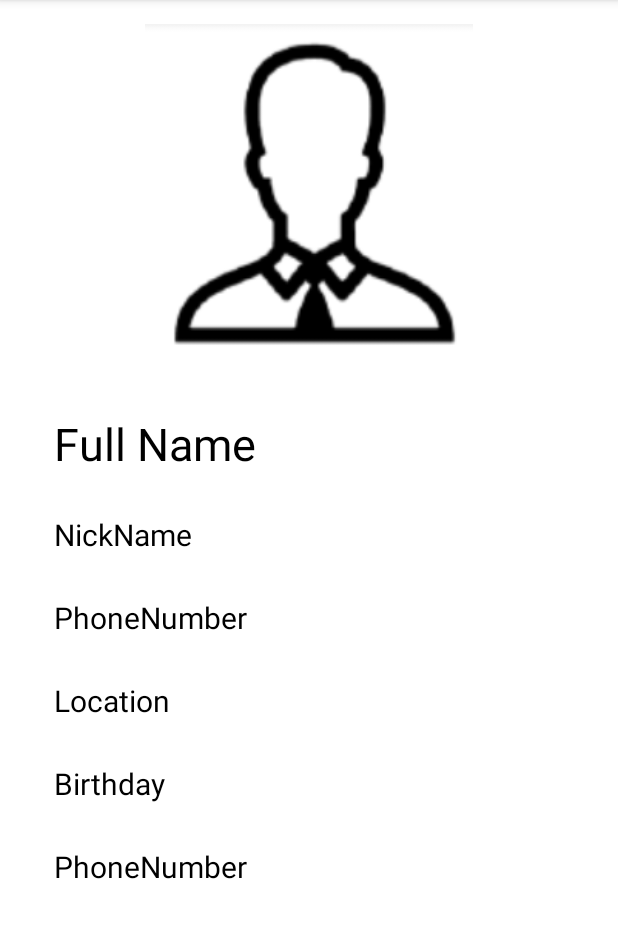
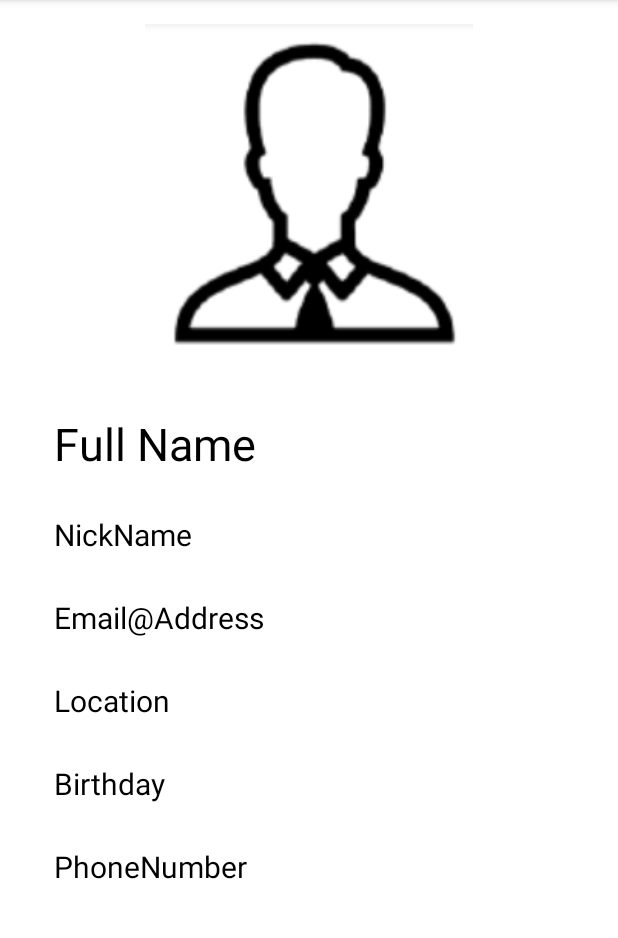
Before and after one commit to JuanPabloLoCoco/car-pooling, an Android app: the screen it shows after launch (ShowProfileActivity), on a phone screen of 412 x 824 dp, the part 84-1022 px from its top. Run offline under Robolectric (Android 15) with nearby library versions, the phone set to English and light mode, and no system bars.

Commit message:
ADD - ex 7. Write and read shared preferences

```diff
--- a/app/src/main/java/it/polito/s287288/showprofileactivity/ShowProfileActivity.kt
+++ b/app/src/main/java/it/polito/s287288/showprofileactivity/ShowProfileActivity.kt
@@ -1,5 +1,6 @@
 package it.polito.s287288.showprofileactivity
 
+import android.content.Context
 import android.content.Intent
 import android.media.Image
 import android.net.Uri
@@ -21,13 +22,15 @@ class ShowProfileActivity : AppCompatActivity() {
     override fun onCreate(savedInstanceState: Bundle?) {
         super.onCreate(savedInstanceState)
         setContentView(R.layout.profile_layout)
+
+
         //image.setImageResource(R.drawable.default_image)
 
         // Instantiate each variable
 
         imageUri = ""
-
-    //name.text = "Song Tailai"
+        readSharedPreferences();
+        //name.text = "Song Tailai"
         //nickname.text = "Song's nickname"
         //email.text = "s287288@polito.it"
         //location.text = "Torino Politecnico"
@@ -127,4 +130,22 @@ class ShowProfileActivity : AppCompatActivity() {
         }
         super.onActivityResult(requestCode, resultCode, data)
     }
+
+    private fun readSharedPreferences () {
+        val sharedPreferences = this?.getSharedPreferences(getString(R.string.preference_file_key), Context.MODE_PRIVATE);
+
+        val fullName = sharedPreferences.getString(getString(R.string.KeyFullName), getString(R.string.fullName))
+        val nickname = sharedPreferences.getString(getString(R.string.KeyNickName), getString(R.string.nickName))
+        val email = sharedPreferences.getString(getString(R.string.KeyEmail), getString(R.string.email))
+        val location = sharedPreferences.getString(getString(R.string.KeyLocation), getString(R.string.location))
+        val phoneNumber = sharedPreferences.getString(getString(R.string.KeyPhoneNumber), getString(R.string.phoneNumber))
+        val birthday = sharedPreferences.getString(getString(R.string.KeyBirthday), getString(R.string.birthday))
+
+        findViewById<TextView>(R.id.textViewFullName).text = fullName
+        findViewById<TextView>(R.id.textViewNickName).text = nickname
+        findViewById<TextView>(R.id.textViewEmail).text = email
+        findViewById<TextView>(R.id.textViewLocation).text = location
+        findViewById<TextView>(R.id.textViewPhoneNumber).text = phoneNumber
+        findViewById<TextView>(R.id.textViewBirthday).text = birthday
+    }
 }
--- a/app/src/main/res/values/strings.xml
+++ b/app/src/main/res/values/strings.xml
@@ -1,6 +1,6 @@
 <resources>
     <string name="app_name">ShowProfileActivity</string>
-    <string name="Avatar">Avator</string>
+    <string name="Avatar">Avatar</string>
     <string name="fullName">Full Name</string>
     <string name="nickName">NickName</string>
     <string name="email">Email@Address</string>
@@ -8,4 +8,13 @@
     <string name="birthday">Birthday</string>
     <string name="phoneNumber">PhoneNumber</string>
 
+    <string name="preference_file_key">AppSharedPreference</string>
+    <string name="KeyFullName">FullName</string>
+    <string name="KeyNickName">NickName</string>
+    <string name="KeyEmail">Email</string>
+    <string name="KeyLocation">Location</string>
+    <string name="KeyPhoneNumber">PhoneNumber</string>
+    <string name="KeyBirthday">Birthday</string>
+    <string name="KeyAvatar">Avatar</string>
+
 </resources>
```
Also changed, not shown: app/src/main/java/it/polito/s287288/showprofileactivity/EditProfileActivity.kt (+45 -14 lines), 1 other file.
